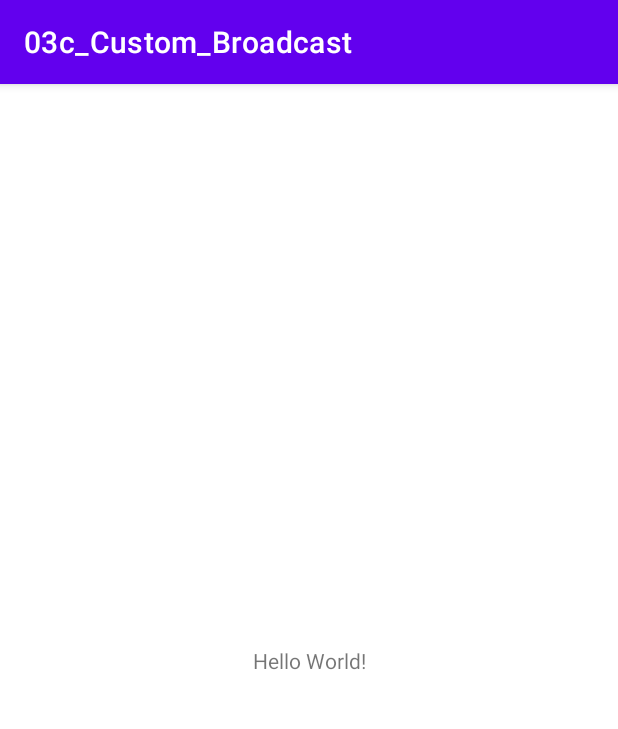
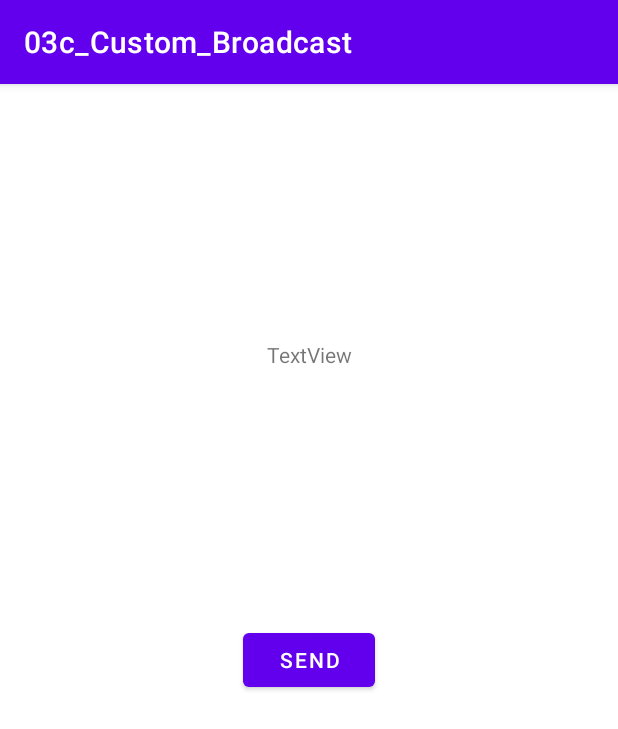
Before and after one commit to deepak252/Android-Kotlin, an Android app: the screen it shows after launch (MainActivity), on a phone screen of 412 x 824 dp. Shown: the top 729 px of the screen. Run offline under Robolectric (Android 15) with nearby library versions, the phone set to English and light mode, and no system bars.

Commit message:
Custom Broadcast : Receive text message

```diff
--- /dev/null
+++ b/03c_Custom_Broadcast/app/src/main/java/com/academy/a03c_custom_broadcast/ExampleBroadcastReceiver.kt
@@ -0,0 +1,16 @@
+package com.academy.a03c_custom_broadcast
+
+import android.content.BroadcastReceiver
+import android.content.Context
+import android.content.Intent
+import android.widget.Toast
+
+open class ExampleBroadcastReceiver : BroadcastReceiver() {
+    val EXAMPLE_ACTION = "com.academy.EXAMPLE_ACTION";
+    override fun onReceive(context: Context?, intent: Intent?) {
+        if(EXAMPLE_ACTION==intent?.action){
+            val receivedText= intent.getStringExtra("com.academy.EXTRA_TEXT");
+            Toast.makeText(context,receivedText,Toast.LENGTH_SHORT).show();
+        }
+    }
+}
--- a/03c_Custom_Broadcast/app/src/main/java/com/academy/a03c_custom_broadcast/MainActivity.kt
+++ b/03c_Custom_Broadcast/app/src/main/java/com/academy/a03c_custom_broadcast/MainActivity.kt
@@ -1,11 +1,48 @@
 package com.academy.a03c_custom_broadcast
 
+import android.content.Context
+import android.content.Intent
+import android.content.IntentFilter
 import androidx.appcompat.app.AppCompatActivity
 import android.os.Bundle
+import android.view.View
+import android.widget.Button
+import android.widget.TextView
 
 class MainActivity : AppCompatActivity() {
+    var tvMessageReceived : TextView?=null;
+    // Anonymous Inner Class
+    var exampleBroadcastReceiver = object : ExampleBroadcastReceiver(){
+        override fun onReceive(context: Context?, intent: Intent?) {
+            super.onReceive(context, intent)
+
+            tvMessageReceived?.text = intent?.getStringExtra("com.academy.EXTRA_TEXT")
+        }
+    };
     override fun onCreate(savedInstanceState: Bundle?) {
         super.onCreate(savedInstanceState)
         setContentView(R.layout.activity_main)
+
+        tvMessageReceived = findViewById(R.id.tvMessageReceived);
+
+        val filter = IntentFilter(exampleBroadcastReceiver.EXAMPLE_ACTION);
+        registerReceiver(exampleBroadcastReceiver,filter);
+
+        val btnSend = findViewById<Button>(R.id.btnSend);
+        btnSend.setOnClickListener{
+            sendBroadcastToSelf()
+        }
+
+    }
+
+    private  fun sendBroadcastToSelf(){
+        val intent = Intent(exampleBroadcastReceiver.EXAMPLE_ACTION);
+        intent.putExtra("com.academy.EXTRA_TEXT","Broadcast Received");
+        sendBroadcast(intent);
+    }
+
+    override fun onDestroy() {
+        super.onDestroy()
+        unregisterReceiver(exampleBroadcastReceiver);
     }
 }
--- a/03c_Custom_Broadcast/app/src/main/res/layout/activity_main.xml
+++ b/03c_Custom_Broadcast/app/src/main/res/layout/activity_main.xml
@@ -6,12 +6,25 @@
     android:layout_height="match_parent"
     tools:context=".MainActivity">
 
-    <TextView
+    <Button
+        android:id="@+id/btnSend"
         android:layout_width="wrap_content"
         android:layout_height="wrap_content"
-        android:text="Hello World!"
+        android:text="Send"
         app:layout_constraintBottom_toBottomOf="parent"
         app:layout_constraintEnd_toEndOf="parent"
+        app:layout_constraintHorizontal_bias="0.5"
+        app:layout_constraintStart_toStartOf="parent"
+        app:layout_constraintTop_toTopOf="parent" />
+
+    <TextView
+        android:id="@+id/tvMessageReceived"
+        android:layout_width="wrap_content"
+        android:layout_height="wrap_content"
+        android:text="TextView"
+        app:layout_constraintBottom_toTopOf="@+id/btnSend"
+        app:layout_constraintEnd_toEndOf="parent"
+        app:layout_constraintHorizontal_bias="0.5"
         app:layout_constraintStart_toStartOf="parent"
         app:layout_constraintTop_toTopOf="parent" />
 
```
